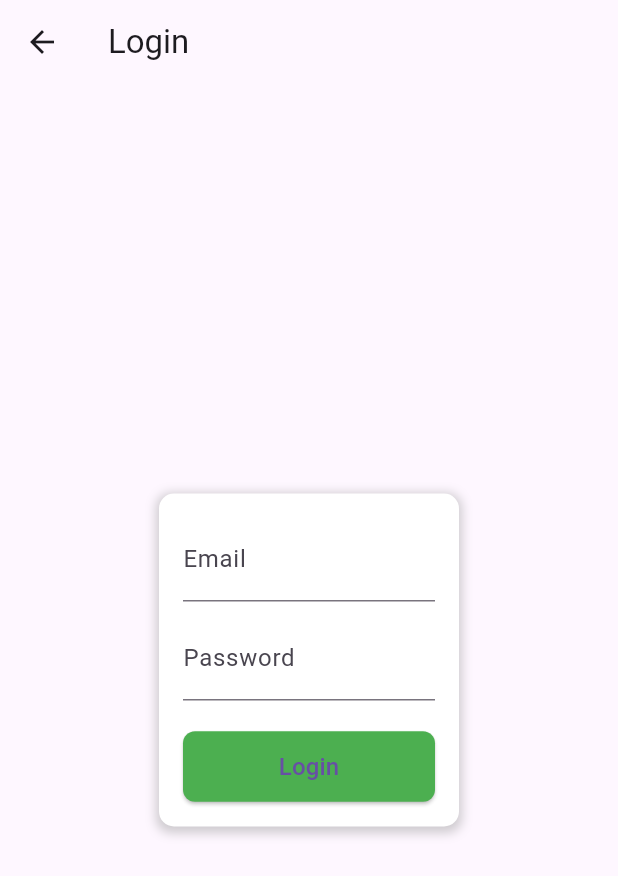
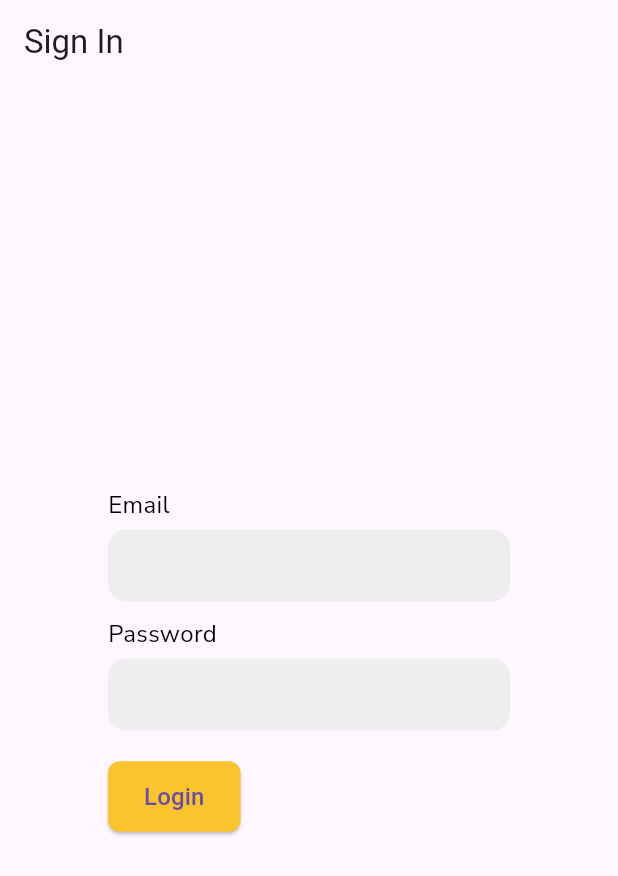
Before and after one commit to issunajeeb7/Hostel-Mess-Managment-System, a Flutter app: the LoginScreen screen opened by its route, on a phone screen of 412 x 824 dp. Shown: the top 876 px of the screen. Run offline on Flutter 3.47's test engine with Material 3 defaults, Android fonts, the phone set to English and light mode, and no system bars; our stand-ins replace audioplayers, cached_network_image, cloud_firestore, firebase_auth, firebase_core, firebase_storage and 5 more; missing offline and left inert: flutter_polls, qr_code_scanner, razorpay_flutter; accounts and stored records are empty; project files that could hold a hidden picture were left out.

Commit message:
Get Started 2

```diff
--- a/lib/login_screen.dart
+++ b/lib/login_screen.dart
@@ -1,6 +1,7 @@
 import 'package:flutter/material.dart';
 import 'package:firebase_auth/firebase_auth.dart';
 import 'package:cloud_firestore/cloud_firestore.dart';
+import 'package:google_fonts/google_fonts.dart';
 import 'main_screen.dart'; // Import MainScreen
 
 class LoginScreen extends StatefulWidget {
@@ -62,6 +63,7 @@ class _LoginScreenState extends State<LoginScreen> {
             );
           }
         }
+        Navigator.pop(context);
       } on FirebaseAuthException catch (e) {
         setState(() => _isLoading = false);
         var errorMessage = 'An error occurred. Please check your credentials and try again.';
@@ -75,10 +77,6 @@ class _LoginScreenState extends State<LoginScreen> {
     }
   }
 
-
-
-
-
   Widget _buildTextFormField({
     required String labelText,
     required String hintText,
@@ -90,8 +88,20 @@ class _LoginScreenState extends State<LoginScreen> {
     return TextFormField(
       controller: controller,
       decoration: InputDecoration(
-        labelText: labelText,
-        hintText: hintText,
+        filled: true,
+        fillColor: Colors.grey[200],
+        contentPadding: const EdgeInsets.symmetric(
+          horizontal: 12.0,
+          vertical: 10.0,
+        ),
+        enabledBorder: OutlineInputBorder(
+          borderSide: const BorderSide(color: Colors.transparent),
+          borderRadius: BorderRadius.circular(12.0),
+        ),
+        focusedBorder: OutlineInputBorder(
+          borderSide: const BorderSide(color: Colors.transparent),
+          borderRadius: BorderRadius.circular(12.0),
+        ),
       ),
       validator: validator,
       onSaved: onSaved,
@@ -109,39 +119,35 @@ class _LoginScreenState extends State<LoginScreen> {
   @override
   Widget build(BuildContext context) {
     return Scaffold(
-      appBar: AppBar(title: const Text('Login')),
+      appBar: AppBar(title: const Text('Sign In'), automaticallyImplyLeading: false),
       body: Center(
         child: Container(
-          width: 200,
+          width: 300, // Reduced width
           padding: const EdgeInsets.all(16.0),
-          decoration: BoxDecoration(
-            borderRadius: BorderRadius.circular(10.0),
-            color: Colors.white,
-            boxShadow: [
-              BoxShadow(
-                color: Colors.grey.withOpacity(0.5),
-                spreadRadius: 2,
-                blurRadius: 5,
-                offset: const Offset(0, 2),
-              ),
-            ],
-          ),
-          child: Form(
-            key: _formKey,
           child: Column(
             mainAxisSize: MainAxisSize.min,
-              crossAxisAlignment: CrossAxisAlignment.stretch,
+            crossAxisAlignment: CrossAxisAlignment.start,
             children: <Widget>[
+              Text(
+                'Email',
+                style: GoogleFonts.nunitoSans(color: Colors.black,fontSize: 16,fontWeight:FontWeight.normal),
+              ),
+              const SizedBox(height: 5.0),
               _buildTextFormField(
-                  labelText: 'Email',
+                labelText: '',
                 hintText: 'Enter your email',
                 validator: (input) => !input!.contains('@') ? 'Please enter a valid email' : null,
                 onSaved: (input) => _emailController.text = input!,
                 controller: _emailController,
               ),
               const SizedBox(height: 10.0),
+              Text(
+                'Password',
+                style: GoogleFonts.nunitoSans(color: Colors.black,fontSize: 16,fontWeight:FontWeight.normal),
+              ),
+              const SizedBox(height: 5.0),
               _buildTextFormField(
-                  labelText: 'Password',
+                labelText: '',
                 hintText: 'Enter your password',
                 validator: (input) => input!.length < 6 ? 'Must be at least 6 characters' : null,
                 onSaved: (input) => _passwordController.text = input!,
@@ -151,7 +157,7 @@ class _LoginScreenState extends State<LoginScreen> {
               const SizedBox(height: 20.0),
               ElevatedButton(
                 style: ElevatedButton.styleFrom(
-                    primary: Colors.green,
+                  primary: Color(0xFFFBC32C), // Use the specified color
                   shape: RoundedRectangleBorder(
                     borderRadius: BorderRadius.circular(8.0),
                   ),
@@ -169,7 +175,6 @@ class _LoginScreenState extends State<LoginScreen> {
           ),
         ),
       ),
-      ),
     );
   }
 }
```
Also changed, not shown: lib/get_started_screen.dart (+58 -15 lines), lib/test.dart (+200 -127 lines). Lines whose indentation alone changed are shown as unchanged.
